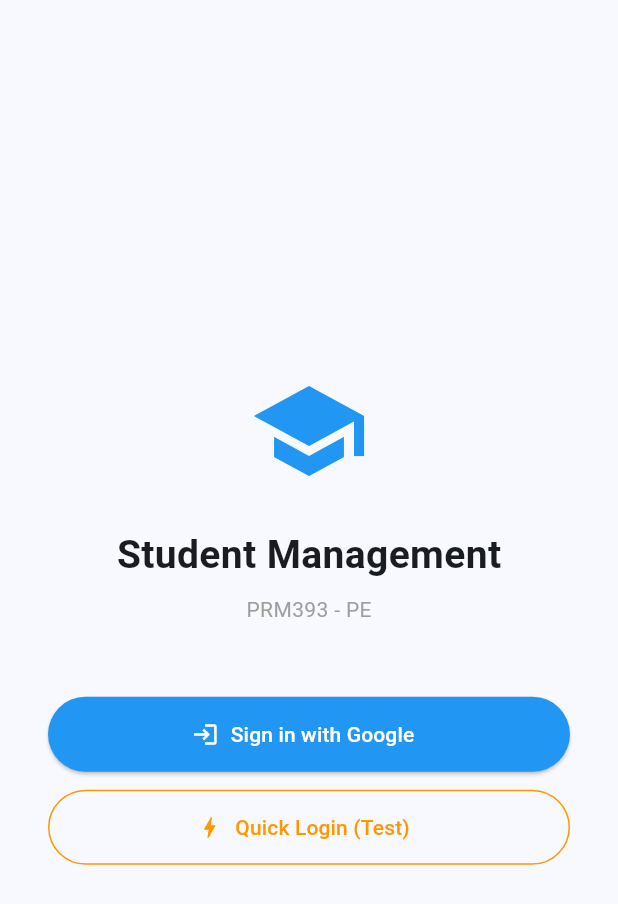
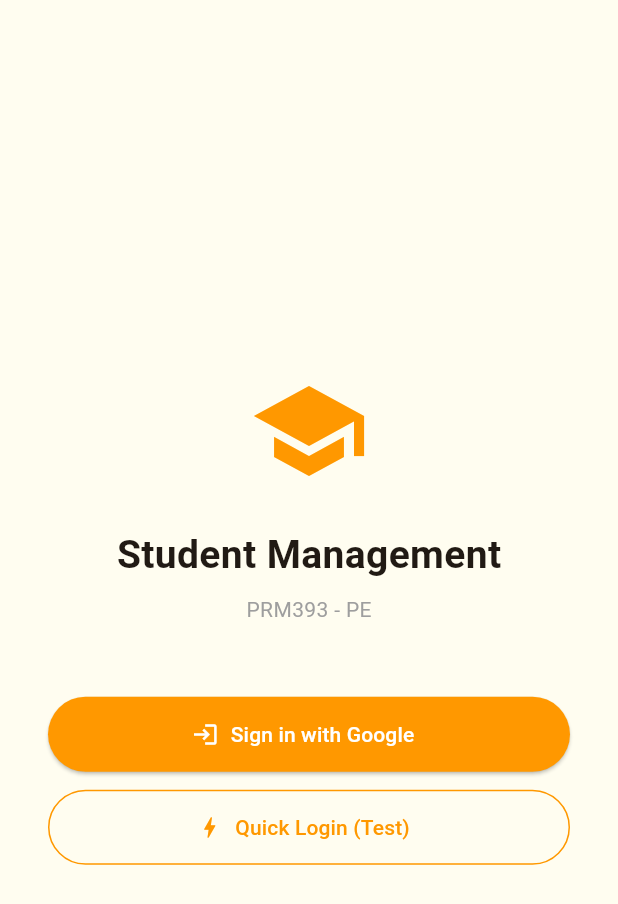
Before and after one commit to cggithub333/Temp-PE-PRM393, a Flutter app: the screen it shows after launch, on a phone screen of 412 x 824 dp. Shown: the top 904 px of the screen. Run offline on Flutter 3.47's test engine with Material 3 defaults, Android fonts, the phone set to English and light mode, and no system bars; our stand-ins replace geocoding, google_maps_flutter, google_sign_in, sqflite; accounts and stored records are empty.

Commit message:
feat: customize theme to light yellow and orange and update UI elements

```diff
--- a/student_management/lib/main.dart
+++ b/student_management/lib/main.dart
@@ -15,8 +15,18 @@ class MyApp extends StatelessWidget {
       debugShowCheckedModeBanner: false,
       themeMode: ThemeMode.light,
       theme: ThemeData(
-        colorScheme: ColorScheme.fromSeed(seedColor: Colors.blue),
         useMaterial3: true,
+        colorScheme: ColorScheme.fromSeed(
+          seedColor: Colors.orange,
+          primary: Colors.orange,
+        ),
+        scaffoldBackgroundColor: const Color(0xFFFFFDF0), // soft light yellow/cream
+        cardColor: const Color(0xFFFFF9D0),               // slightly darker yellow for cards
+        appBarTheme: const AppBarTheme(
+          backgroundColor: Colors.orange,
+          foregroundColor: Colors.white,
+          elevation: 0,
+        ),
       ),
       darkTheme: ThemeData(
         colorScheme: ColorScheme.fromSeed(
--- a/student_management/lib/screens/login_screen.dart
+++ b/student_management/lib/screens/login_screen.dart
@@ -56,7 +56,7 @@ class _LoginScreenState extends State<LoginScreen> {
           child: Column(
             mainAxisAlignment: MainAxisAlignment.center,
             children: [
-              const Icon(Icons.school, size: 80, color: Colors.blue),
+              const Icon(Icons.school, size: 80, color: Colors.orange),
               const SizedBox(height: 24),
               const Text(
                 'Student Management',
@@ -75,7 +75,7 @@ class _LoginScreenState extends State<LoginScreen> {
                           label: const Text('Sign in with Google'),
                           style: ElevatedButton.styleFrom(
                             minimumSize: const Size(double.infinity, 50),
-                            backgroundColor: Colors.blue,
+                            backgroundColor: Colors.orange,
                             foregroundColor: Colors.white,
                           ),
                         ),
--- a/student_management/lib/screens/student_form_screen.dart
+++ b/student_management/lib/screens/student_form_screen.dart
@@ -142,7 +142,7 @@ class _StudentFormScreenState extends State<StudentFormScreen> {
                   label: Text(_isEdit ? 'Update Student' : 'Add Student'),
                   style: ElevatedButton.styleFrom(
                     padding: const EdgeInsets.symmetric(vertical: 14),
-                    backgroundColor: Colors.blue,
+                    backgroundColor: Colors.orange,
                     foregroundColor: Colors.white,
                   ),
                 ),
--- a/student_management/lib/screens/student_list_screen.dart
+++ b/student_management/lib/screens/student_list_screen.dart
@@ -80,7 +80,7 @@ class _StudentListScreenState extends State<StudentListScreen> {
       child: Row(
         crossAxisAlignment: CrossAxisAlignment.start,
         children: [
-          Icon(icon, size: 20, color: Colors.blue),
+          Icon(icon, size: 20, color: Colors.orange),
           const SizedBox(width: 12),
           Expanded(
             child: Column(
@@ -110,7 +110,7 @@ class _StudentListScreenState extends State<StudentListScreen> {
                   margin: const EdgeInsets.symmetric(vertical: 4, horizontal: 8),
                   child: ListTile(
                     leading: CircleAvatar(
-                      backgroundColor: Colors.blue,
+                      backgroundColor: Colors.orange,
                       child: Text(s['name'][0], style: const TextStyle(color: Colors.white)),
                     ),
                     title: Text(s['name'], style: const TextStyle(fontWeight: FontWeight.bold)),
```
